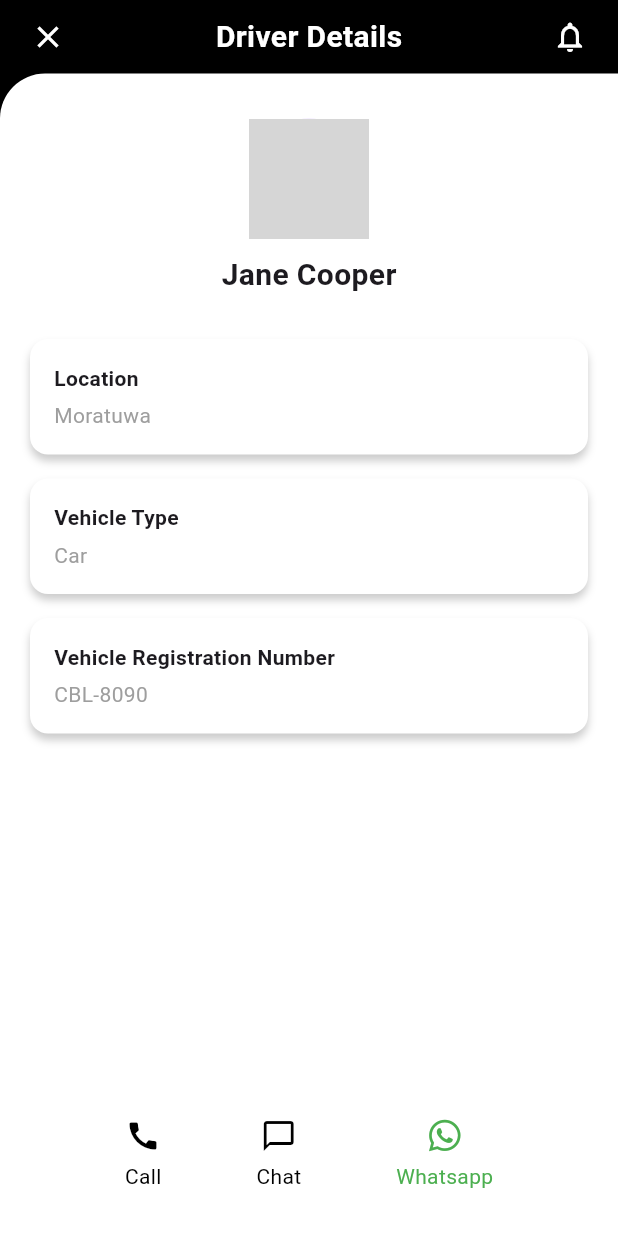
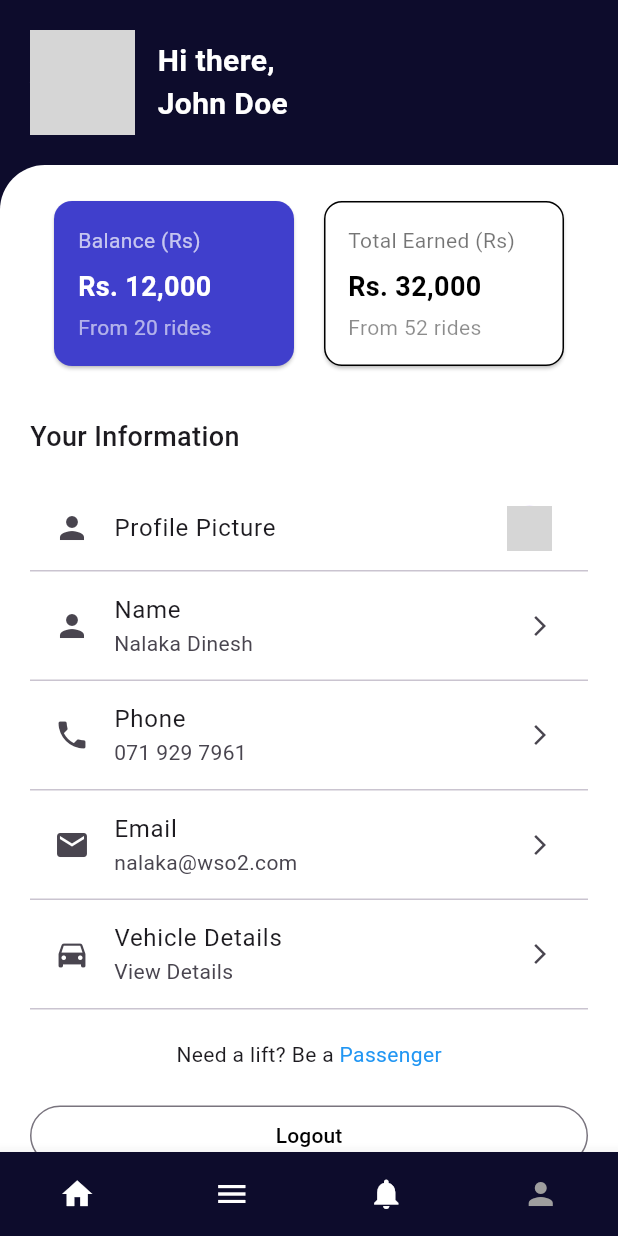
Before and after one commit to wso2-ballerina-carpooling-project/mobile-app-frontend, a Flutter app: the screen it shows after launch, on a phone screen of 412 x 824 dp. Run offline on Flutter 3.47's test engine with Material 3 defaults, Android fonts, the phone set to English and light mode, and no system bars; network calls fail; grey boxes are pictures that could not be loaded.

Commit message:
updated feature/driverDetails

```diff
--- a/lib/views/driver_details.dart
+++ b/lib/views/driver_details.dart
@@ -1,5 +1,20 @@
 import 'package:flutter/material.dart';
-import 'package:font_awesome_flutter/font_awesome_flutter.dart';
+
+void main() {
+  runApp(const MyApp());
+}
+
+class MyApp extends StatelessWidget {
+  const MyApp({super.key});
+
+  @override
+  Widget build(BuildContext context) {
+    return const MaterialApp(
+      debugShowCheckedModeBanner: false,
+      home: DriverDetailsPage(),
+    );
+  }
+}
 
 class DriverDetailsPage extends StatelessWidget {
   const DriverDetailsPage({super.key});
@@ -7,88 +22,138 @@ class DriverDetailsPage extends StatelessWidget {
   @override
   Widget build(BuildContext context) {
     return Scaffold(
-      backgroundColor: Colors.black,
+      backgroundColor: const Color(0xFF0D0C2C),
       body: SafeArea(
+        child: SingleChildScrollView(
           child: Column(
             children: [
-            // Header
+              const SizedBox(height: 20),
+
+              // Profile and name aligned left
               Padding(
-              padding: const EdgeInsets.symmetric(
-                horizontal: 20.0,
-                vertical: 10,
+                padding: const EdgeInsets.symmetric(horizontal: 20),
+                child: Row(
+                  children: [
+                    const CircleAvatar(
+                      radius: 35,
+                      backgroundImage: NetworkImage(
+                        'https://i.pravatar.cc/150?img=33',
                       ),
-              child: Row(
-                mainAxisAlignment: MainAxisAlignment.spaceBetween,
-                children: const [
-                  Icon(Icons.close, color: Colors.white),
-                  Text(
-                    "Driver Details",
+                    ),
+                    const SizedBox(width: 15),
+                    const Expanded(
+                      child: Text(
+                        'Hi there,\nJohn Doe',
                         style: TextStyle(
                           color: Colors.white,
                           fontSize: 20,
-                      fontWeight: FontWeight.bold,
+                          fontWeight: FontWeight.w600,
                         ),
                       ),
-                  Icon(Icons.notifications_none, color: Colors.white),
+                    ),
                   ],
                 ),
               ),
 
-            // White container
-            Expanded(
-              child: Container(
+              const SizedBox(height: 20),
+
+              // White Container starts here
+              Container(
                 width: double.infinity,
+                padding: const EdgeInsets.all(20),
                 decoration: const BoxDecoration(
                   color: Colors.white,
                   borderRadius: BorderRadius.only(topLeft: Radius.circular(30)),
                 ),
-                padding: const EdgeInsets.symmetric(
-                  horizontal: 20,
-                  vertical: 30,
+                child: Column(
+                  crossAxisAlignment: CrossAxisAlignment.start,
+                  children: [
+                    // Info Cards inside white container
+                    Row(
+                      mainAxisAlignment: MainAxisAlignment.spaceEvenly,
+                      children: [
+                        _infoCard(
+                          'Balance (Rs)',
+                          'Rs. 12,000',
+                          'From 20 rides',
                         ),
-                child: Column(
-                  children: [
-                    const CircleAvatar(
-                      radius: 40,
-                      backgroundImage: NetworkImage(
-                        'https://i.pravatar.cc/150?img=33',
-                      ), // replace with your asset
+                        _infoCard(
+                          'Total Earned (Rs)',
+                          'Rs. 32,000',
+                          'From 52 rides',
+                          isRight: true,
                         ),
-                    const SizedBox(height: 10),
+                      ],
+                    ),
+                    const SizedBox(height: 30),
+
                     const Text(
-                      "Jane Cooper",
+                      'Your Information',
                       style: TextStyle(
-                        fontSize: 20,
-                        fontWeight: FontWeight.bold,
+                        fontSize: 18,
+                        fontWeight: FontWeight.w500,
                       ),
                     ),
                     const SizedBox(height: 20),
 
-                    // Info cards
-                    _infoCard(title: "Location", value: "Moratuwa"),
-                    _infoCard(title: "Vehicle Type", value: "Car"),
-                    _infoCard(
-                      title: "Vehicle Registration Number",
-                      value: "CBL-8090",
+                    // Profile Picture ListTile
+                    ListTile(
+                      leading: const Icon(Icons.person),
+                      title: const Text('Profile Picture'),
+                      trailing: const CircleAvatar(
+                        radius: 15,
+                        backgroundImage: NetworkImage(
+                          'https://i.pravatar.cc/150?img=33',
                         ),
-
-                    const Spacer(),
-
-                    // Footer Actions
-                    Row(
-                      mainAxisAlignment: MainAxisAlignment.spaceEvenly,
+                      ),
+                      onTap: () {},
+                    ),
+                    const Divider(height: 1),
+                    _buildListTile(Icons.person, 'Name', 'Nalaka Dinesh'),
+                    _buildListTile(Icons.phone, 'Phone', '071 929 7961'),
+                    _buildListTile(Icons.email, 'Email', 'nalaka@wso2.com'),
+                    _buildListTile(
+                      Icons.directions_car,
+                      'Vehicle Details',
+                      'View Details',
+                    ),
+                    const SizedBox(height: 20),
+                    const Center(
+                      child: Text.rich(
+                        TextSpan(
+                          text: 'Need a lift? Be a ',
                           children: [
-                        _footerAction(icon: Icons.call, label: "Call"),
-                        _footerAction(
-                          icon: Icons.chat_bubble_outline,
-                          label: "Chat",
-                        ),
-                        _footerAction(
-                          icon: FontAwesomeIcons.whatsapp,
-                          label: "Whatsapp",
-                          color: Colors.green,
+                            TextSpan(
+                              text: 'Passenger',
+                              style: TextStyle(color: Colors.blue),
                             ),
                           ],
+                        ),
+                      ),
+                    ),
+                    const SizedBox(height: 20),
+                    SizedBox(
+                      width: double.infinity,
+                      child: OutlinedButton(
+                        onPressed: () {},
+                        style: OutlinedButton.styleFrom(
+                          shape: RoundedRectangleBorder(
+                            borderRadius: BorderRadius.circular(20),
+                          ),
+                          foregroundColor: Colors.black,
+                        ),
+                        child: const Text('Logout'),
+                      ),
+                    ),
+                    const SizedBox(height: 10),
+                    const Center(
+                      child: Text.rich(
+                        TextSpan(
+                          text: 'Monthly Report ',
+                          children: [
+                            TextSpan(
+                              text: 'Download Here',
+                              style: TextStyle(color: Colors.blue),
                             ),
                           ],
                         ),
@@ -97,46 +162,106 @@ class DriverDetailsPage extends StatelessWidget {
                   ],
                 ),
               ),
-    );
-  }
+            ],
+          ),
+        ),
+      ),
 
-  Widget _infoCard({required String title, required String value}) {
-    return Container(
-      margin: const EdgeInsets.symmetric(vertical: 8),
-      padding: const EdgeInsets.symmetric(horizontal: 16, vertical: 16),
-      decoration: BoxDecoration(
-        color: Colors.white,
-        boxShadow: const [
-          BoxShadow(
-            color: Color(0x33000000),
-            blurRadius: 4,
-            offset: Offset(0, 4),
+      // Bottom Navigation Bar
+      bottomNavigationBar: Theme(
+        data: Theme.of(context).copyWith(canvasColor: const Color(0xFF0D0C2C)),
+        child: BottomNavigationBar(
+          type: BottomNavigationBarType.fixed,
+          currentIndex: 3,
+          selectedItemColor: Colors.grey,
+          unselectedItemColor: Colors.white,
+          selectedFontSize: 0,
+          unselectedFontSize: 0,
+          showSelectedLabels: false,
+          showUnselectedLabels: false,
+          items: const [
+            BottomNavigationBarItem(
+              icon: Center(child: Icon(Icons.home)),
+              label: '',
+            ),
+            BottomNavigationBarItem(
+              icon: Center(child: Icon(Icons.menu)),
+              label: '',
+            ),
+            BottomNavigationBarItem(
+              icon: Center(child: Icon(Icons.notifications)),
+              label: '',
+            ),
+            BottomNavigationBarItem(
+              icon: Center(child: Icon(Icons.person)),
+              label: '',
             ),
           ],
-        borderRadius: BorderRadius.circular(12),
         ),
-      width: double.infinity,
-      child: Column(
-        crossAxisAlignment: CrossAxisAlignment.start,
-        children: [
-          Text(title, style: const TextStyle(fontWeight: FontWeight.bold)),
-          const SizedBox(height: 5),
-          Text(value, style: const TextStyle(color: Colors.grey)),
-        ],
       ),
     );
   }
 
-  Widget _footerAction({
-    required IconData icon,
-    required String label,
-    Color color = Colors.black,
+  // Updated infoCard function
+  static Widget _infoCard(
+    String title,
+    String value,
+    String subtitle, {
+    bool isRight = false,
   }) {
+    return Card(
+      shape: RoundedRectangleBorder(
+        borderRadius: BorderRadius.circular(12),
+        side:
+            isRight
+                ? const BorderSide(color: Colors.black, width: 1)
+                : BorderSide.none,
+      ),
+      color: isRight ? Colors.white : const Color(0xFF403FCC),
+      child: Container(
+        width: 160,
+        padding: const EdgeInsets.all(16),
+        child: Column(
+          crossAxisAlignment: CrossAxisAlignment.start,
+          children: [
+            Text(
+              title,
+              style: TextStyle(
+                color: isRight ? Colors.black54 : Colors.white70,
+              ),
+            ),
+            const SizedBox(height: 8),
+            Text(
+              value,
+              style: TextStyle(
+                color: isRight ? Colors.black : Colors.white,
+                fontWeight: FontWeight.bold,
+                fontSize: 18,
+              ),
+            ),
+            const SizedBox(height: 4),
+            Text(
+              subtitle,
+              style: TextStyle(
+                color: isRight ? Colors.black45 : Colors.white60,
+              ),
+            ),
+          ],
+        ),
+      ),
+    );
+  }
+
+  static Widget _buildListTile(IconData icon, String title, String subtitle) {
     return Column(
       children: [
-        Icon(icon, color: color),
-        const SizedBox(height: 5),
-        Text(label, style: TextStyle(color: color)),
+        ListTile(
+          leading: Icon(icon),
+          title: Text(title),
+          subtitle: subtitle.isNotEmpty ? Text(subtitle) : null,
+          trailing: const Icon(Icons.arrow_forward_ios, size: 16),
+        ),
+        const Divider(height: 1),
       ],
     );
   }
```
Lines whose indentation alone changed are shown as unchanged.
